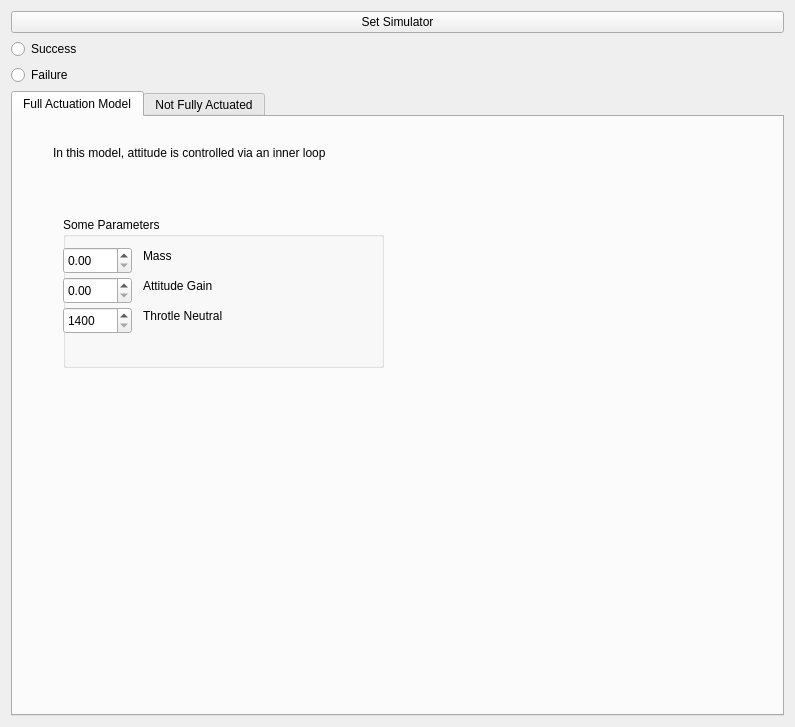
Before: the Qt Designer form gui/src/gui/ChooseSimulator.ui in massimilianop/sml_under_development, drawn with Qt 5.
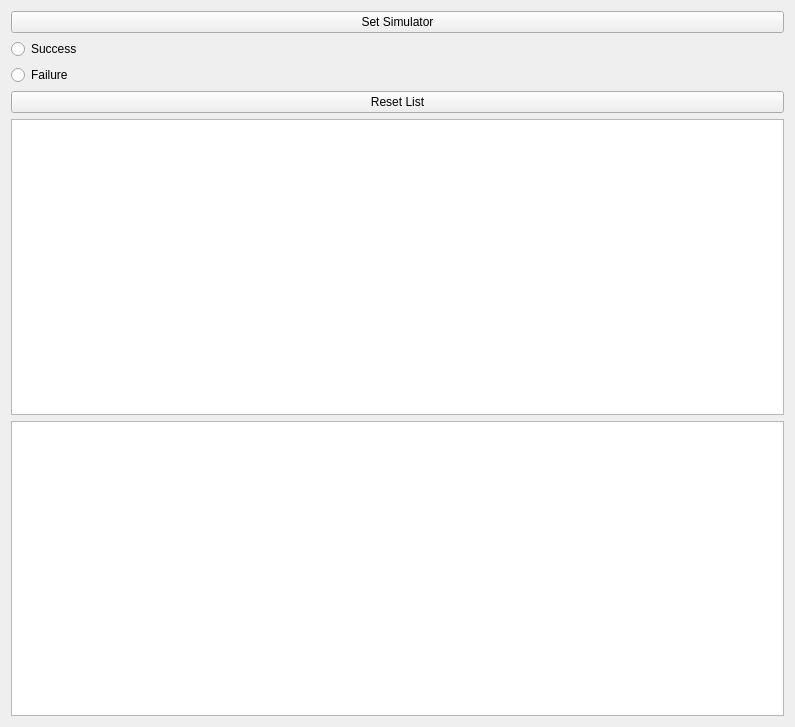
After: the same form once the commit is applied.

Commit message: Simulators on GUI; rviz opens in launch file current_example_simulation

```diff
--- a/gui/src/gui/ChooseSimulator.ui
+++ b/gui/src/gui/ChooseSimulator.ui
@@ -31,218 +31,6 @@
      </property>
     </widget>
    </item>
-   <item row="3" column="1">
-    <widget class="QTabWidget" name="SimulatorSelect">
-     <property name="currentIndex">
-      <number>0</number>
-     </property>
-     <widget class="QWidget" name="tab">
-      <attribute name="title">
-       <string>Full Actuation Model</string>
-      </attribute>
-      <widget class="QGroupBox" name="groupBox_2">
-       <property name="geometry">
-        <rect>
-         <x>50</x>
-         <y>100</y>
-         <width>321</width>
-         <height>151</height>
-        </rect>
-       </property>
-       <property name="title">
-        <string>Some Parameters</string>
-       </property>
-       <widget class="QDoubleSpinBox" name="AttitudeGain">
-        <property name="geometry">
-         <rect>
-          <x>0</x>
-          <y>60</y>
-          <width>69</width>
-          <height>27</height>
-         </rect>
-        </property>
-       </widget>
-       <widget class="QDoubleSpinBox" name="Mass">
-        <property name="geometry">
-         <rect>
-          <x>0</x>
-          <y>30</y>
-          <width>69</width>
-          <height>27</height>
-         </rect>
-        </property>
-       </widget>
-       <widget class="QLabel" name="label_3">
-        <property name="geometry">
-         <rect>
-          <x>80</x>
-          <y>30</y>
-          <width>67</width>
-          <height>17</height>
-         </rect>
-        </property>
-        <property name="text">
-         <string>Mass</string>
-        </property>
-       </widget>
-       <widget class="QLabel" name="label_11">
-        <property name="geometry">
-         <rect>
-          <x>80</x>
-          <y>60</y>
-          <width>121</width>
-          <height>17</height>
-         </rect>
-        </property>
-        <property name="text">
-         <string>Attitude Gain</string>
-        </property>
-       </widget>
-       <widget class="QDoubleSpinBox" name="ThrottleNeutral">
-        <property name="geometry">
-         <rect>
-          <x>0</x>
-          <y>90</y>
-          <width>69</width>
-          <height>27</height>
-         </rect>
-        </property>
-        <property name="decimals">
-         <number>0</number>
-        </property>
-        <property name="minimum">
-         <double>1400.000000000000000</double>
-        </property>
-        <property name="maximum">
-         <double>1600.000000000000000</double>
-        </property>
-       </widget>
-       <widget class="QLabel" name="label_2">
-        <property name="geometry">
-         <rect>
-          <x>80</x>
-          <y>90</y>
-          <width>121</width>
-          <height>17</height>
-         </rect>
-        </property>
-        <property name="text">
-         <string>Throtle Neutral</string>
-        </property>
-       </widget>
-      </widget>
-      <widget class="QLabel" name="label_4">
-       <property name="geometry">
-        <rect>
-         <x>40</x>
-         <y>10</y>
-         <width>401</width>
-         <height>51</height>
-        </rect>
-       </property>
-       <property name="text">
-        <string>In this model, attitude is controlled via an inner loop</string>
-       </property>
-      </widget>
-      <widget class="QWidget" name="widget_2" native="true">
-       <property name="geometry">
-        <rect>
-         <x>340</x>
-         <y>70</y>
-         <width>391</width>
-         <height>231</height>
-        </rect>
-       </property>
-      </widget>
-     </widget>
-     <widget class="QWidget" name="tab_2">
-      <attribute name="title">
-       <string>Not Fully Actuated</string>
-      </attribute>
-      <widget class="QGroupBox" name="groupBox_4">
-       <property name="geometry">
-        <rect>
-         <x>60</x>
-         <y>90</y>
-         <width>231</width>
-         <height>121</height>
-        </rect>
-       </property>
-       <property name="title">
-        <string>Some Parameters</string>
-       </property>
-       <widget class="QDoubleSpinBox" name="ThrottleNeutral_2">
-        <property name="geometry">
-         <rect>
-          <x>0</x>
-          <y>60</y>
-          <width>69</width>
-          <height>27</height>
-         </rect>
-        </property>
-        <property name="decimals">
-         <number>0</number>
-        </property>
-        <property name="minimum">
-         <double>1400.000000000000000</double>
-        </property>
-        <property name="maximum">
-         <double>1600.000000000000000</double>
-        </property>
-       </widget>
-       <widget class="QDoubleSpinBox" name="Mass_2">
-        <property name="geometry">
-         <rect>
-          <x>0</x>
-          <y>30</y>
-          <width>69</width>
-          <height>27</height>
-         </rect>
-        </property>
-       </widget>
-       <widget class="QLabel" name="label_14">
-        <property name="geometry">
-         <rect>
-          <x>80</x>
-          <y>30</y>
-          <width>67</width>
-          <height>17</height>
-         </rect>
-        </property>
-        <property name="text">
-         <string>Mass</string>
-        </property>
-       </widget>
-       <widget class="QLabel" name="label_15">
-        <property name="geometry">
-         <rect>
-          <x>80</x>
-          <y>60</y>
-          <width>141</width>
-          <height>17</height>
-         </rect>
-        </property>
-        <property name="text">
-         <string>Throttle Neutral</string>
-        </property>
-       </widget>
-      </widget>
-      <widget class="QLabel" name="label">
-       <property name="geometry">
-        <rect>
-         <x>60</x>
-         <y>40</y>
-         <width>341</width>
-         <height>31</height>
-        </rect>
-       </property>
-       <property name="text">
-        <string>No Attitude Inner Loop</string>
-       </property>
-      </widget>
-     </widget>
-    </widget>
-   </item>
    <item row="2" column="1">
     <widget class="QRadioButton" name="Failure">
      <property name="text">
@@ -250,6 +38,19 @@
      </property>
     </widget>
    </item>
+   <item row="5" column="1">
+    <widget class="QPlainTextEdit" name="SimulatorMessageInput"/>
+   </item>
+   <item row="4" column="1">
+    <widget class="QListWidget" name="ListSimulatorsWidget"/>
+   </item>
+   <item row="3" column="1">
+    <widget class="QPushButton" name="ResetSimulatorsList">
+     <property name="text">
+      <string>Reset List</string>
+     </property>
+    </widget>
+   </item>
   </layout>
  </widget>
  <resources/>
```
The commit also changes 11 other files.
